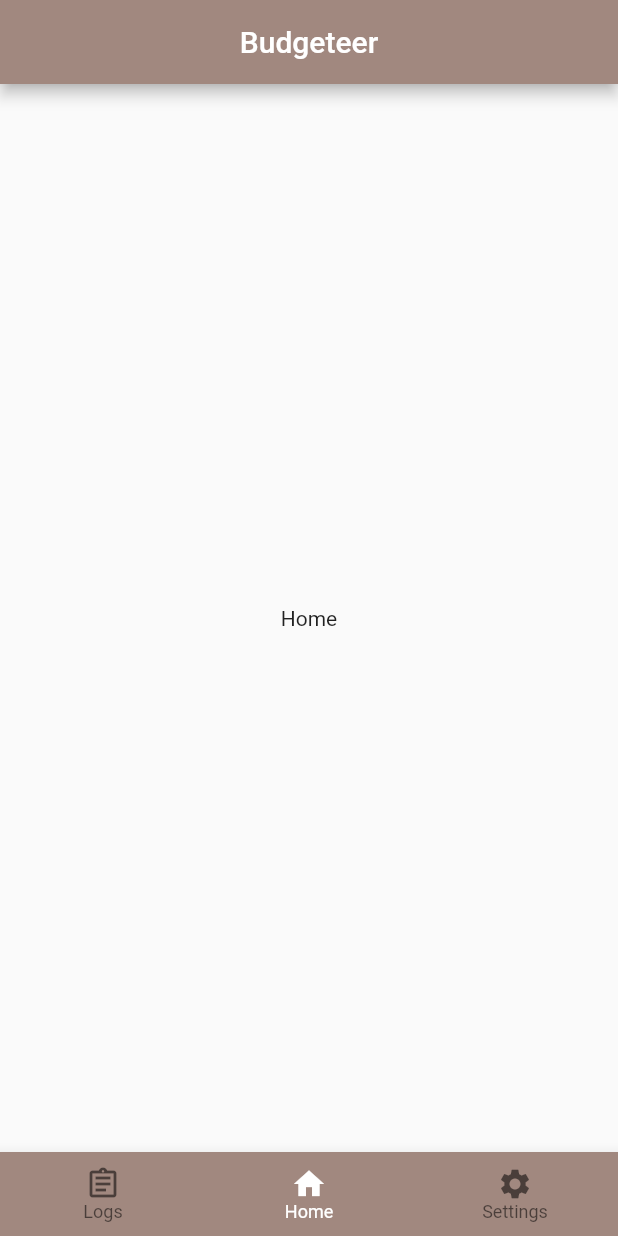
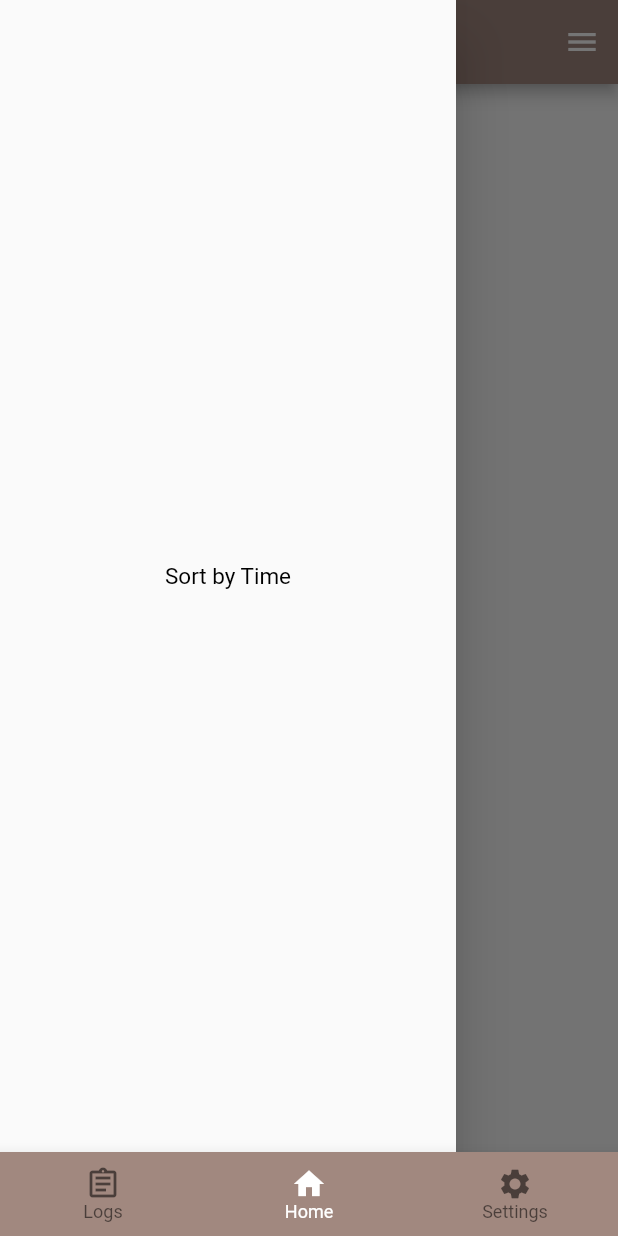
Before and after one commit to afutofu/budgeteer, a Flutter app: the screen it shows after launch, with the side drawer open (before the commit the screen has no drawer), on a phone screen of 412 x 824 dp. Run offline on Flutter 3.47's test engine with Material 2 defaults, Android fonts, the phone set to English and light mode, and no system bars.

Commit message:
Added drawers to Home and Logs screen

```diff
--- a/lib/screens/home/home.screen.dart
+++ b/lib/screens/home/home.screen.dart
@@ -8,9 +8,52 @@ class HomeScreen extends StatelessWidget {
         title: Text("Budgeteer"),
         backgroundColor: Colors.brown[300],
         centerTitle: true,
+        leading: Builder(
+          builder: (context) {
+            return IconButton(
+              icon: Icon(Icons.hourglass_empty),
+              onPressed: () {
+                Scaffold.of(context).openDrawer();
+              },
+            );
+          },
+        ),
+        actions: <Widget>[
+          Builder(
+            builder: (context) {
+              return IconButton(
+                icon: Icon(Icons.menu),
+                onPressed: () {
+                  Scaffold.of(context).openEndDrawer();
+                },
+              );
+            },
+          )
+        ],
+      ),
+      drawer: Drawer(
+        child: Container(
+          child: Center(
+            child: Text(
+              "Sort by Time",
+              style: TextStyle(color: Colors.black, fontSize: 15),
+            ),
+          ),
+        ),
+      ),
+      endDrawer: Drawer(
+        child: Container(
+          child: Center(
+            child: Text(
+              "Set budget / Add expenses / Add income",
+              style: TextStyle(color: Colors.black, fontSize: 15),
+            ),
+          ),
+        ),
       ),
       body: Container(
         child: Center(child: Text("Home")),
-        ));
+      ),
+    );
   }
 }
```
Also changed, not shown: lib/screens/logs/logs.screen.dart (+18 -0 lines). Lines whose indentation alone changed are shown as unchanged.
